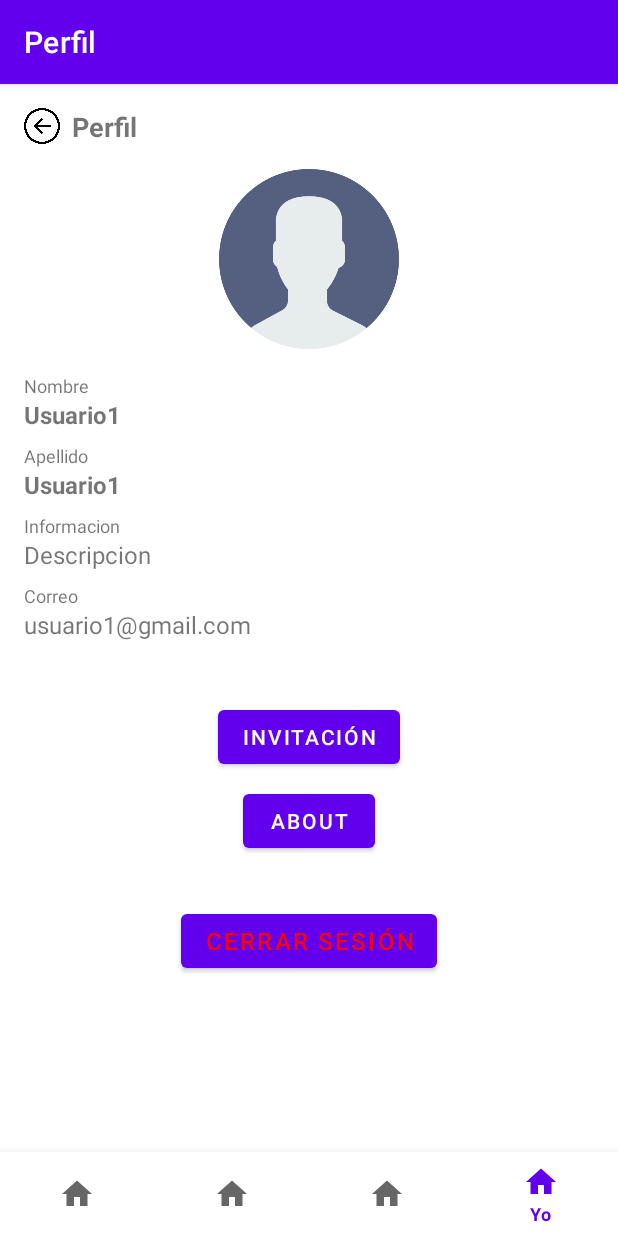
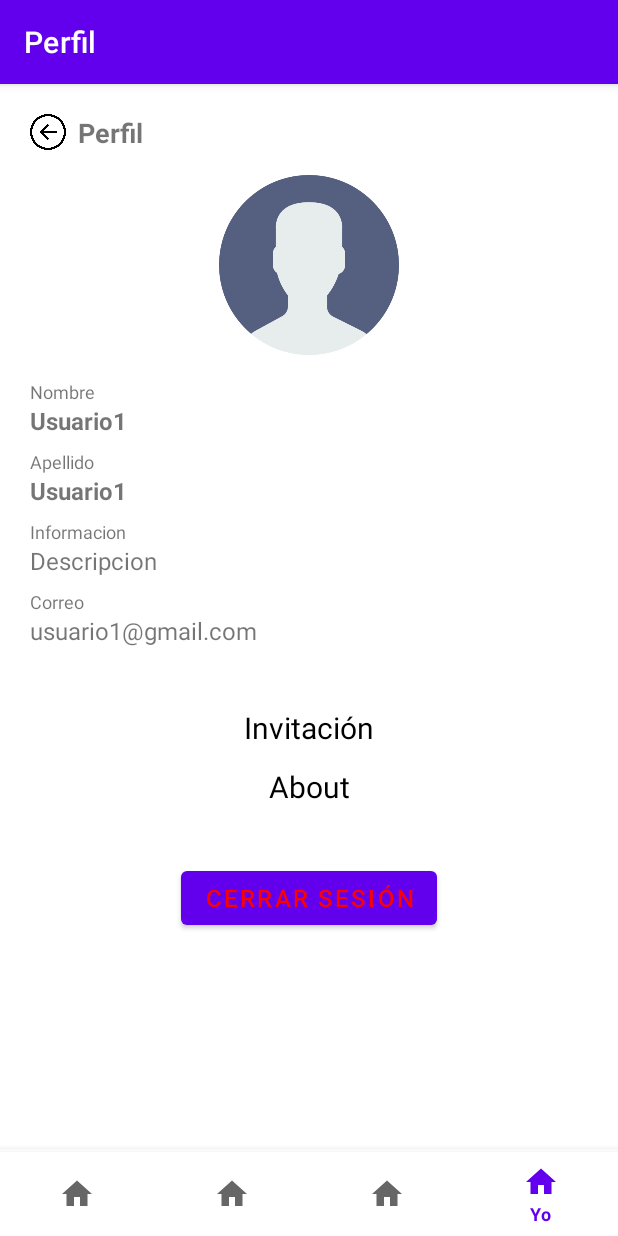
Before and after one commit to Raul-Alarcon/Sigiv_Android, an Android app: the MeFragment screen opened through its navigation route, on a phone screen of 412 x 824 dp. Run offline under Robolectric (Android 15) with nearby library versions, the phone set to English and light mode, and no system bars; our stand-ins replace navigation-ui; 4 statements that could not run were skipped.

Commit message:
Merge remote-tracking branch 'refs/remotes/origin/devMarcos' into devReggie

```diff
--- a/app/src/main/res/layout/fragment_me.xml
+++ b/app/src/main/res/layout/fragment_me.xml
@@ -1,10 +1,16 @@
 <?xml version="1.0" encoding="utf-8"?>
+<androidx.coordinatorlayout.widget.CoordinatorLayout xmlns:android="http://schemas.android.com/apk/res/android"
+    xmlns:app="http://schemas.android.com/apk/res-auto"
+    android:layout_width="match_parent"
+    android:layout_height="match_parent">
+
+    <!-- Contenido principal -->
     <LinearLayout
-    xmlns:android="http://schemas.android.com/apk/res/android"
         android:layout_width="match_parent"
         android:layout_height="match_parent"
         android:orientation="vertical"
-    android:padding="16dp">
+        android:padding="20dp"
+        android:layout_marginBottom="58dp"> <!-- Deja espacio para el BottomNavigationView -->
 
         <!-- Barra de Título -->
         <LinearLayout
@@ -13,16 +19,6 @@
             android:orientation="horizontal"
             android:gravity="center_vertical">
 
-
-    <!-- Icono de retroceso en java
-        <ImageView
-        android:id="@+id/ic_back"
-        android:layout_width="24dp"
-        android:layout_height="24dp"
-        android:src="@drawable/ic_back"
-        android:contentDescription="Back"
-        android:layout_marginEnd="8dp"/>
-    -->
             <!-- Botón de retroceso -->
             <ImageView
                 android:id="@+id/ic_back"
@@ -30,15 +26,14 @@
                 android:layout_height="24dp"
                 android:src="@drawable/back"
                 android:contentDescription="Back"
-            android:layout_marginEnd="8dp"/>
-
+                android:layout_marginEnd="8dp" />
 
             <TextView
                 android:layout_width="wrap_content"
                 android:layout_height="wrap_content"
                 android:text="Perfil"
                 android:textSize="18sp"
-            android:textStyle="bold"/>
+                android:textStyle="bold" />
         </LinearLayout>
 
         <!-- Imagen de perfil -->
@@ -48,7 +43,7 @@
             android:layout_gravity="center_horizontal"
             android:src="@drawable/usuario"
             android:contentDescription="Profile Picture"
-        android:layout_marginTop="16dp"/>
+            android:layout_marginTop="16dp" />
 
         <!-- Información del perfil -->
         <LinearLayout
@@ -61,54 +56,54 @@
                 android:layout_width="wrap_content"
                 android:layout_height="wrap_content"
                 android:text="Nombre"
-            android:textSize="12sp"/>
+                android:textSize="12sp" />
 
             <TextView
                 android:layout_width="wrap_content"
                 android:layout_height="wrap_content"
                 android:text="Usuario1"
                 android:textSize="16sp"
-            android:textStyle="bold"/>
+                android:textStyle="bold" />
 
             <TextView
                 android:layout_width="wrap_content"
                 android:layout_height="wrap_content"
                 android:text="Apellido"
                 android:textSize="12sp"
-            android:layout_marginTop="8dp"/>
+                android:layout_marginTop="8dp" />
 
             <TextView
                 android:layout_width="wrap_content"
                 android:layout_height="wrap_content"
                 android:text="Usuario1"
                 android:textSize="16sp"
-            android:textStyle="bold"/>
+                android:textStyle="bold" />
 
             <TextView
                 android:layout_width="wrap_content"
                 android:layout_height="wrap_content"
                 android:text="Informacion"
                 android:textSize="12sp"
-            android:layout_marginTop="8dp"/>
+                android:layout_marginTop="8dp" />
 
             <TextView
                 android:layout_width="wrap_content"
                 android:layout_height="wrap_content"
                 android:text="Descripcion"
-            android:textSize="16sp"/>
+                android:textSize="16sp" />
 
             <TextView
                 android:layout_width="wrap_content"
                 android:layout_height="wrap_content"
                 android:text="Correo"
                 android:textSize="12sp"
-            android:layout_marginTop="8dp"/>
+                android:layout_marginTop="8dp" />
 
             <TextView
                 android:layout_width="wrap_content"
                 android:layout_height="wrap_content"
                 android:text="usuario1@gmail.com"
-            android:textSize="16sp"/>
+                android:textSize="16sp" />
         </LinearLayout>
 
         <!-- Opciones adicionales -->
@@ -120,22 +115,26 @@
             android:gravity="center_horizontal">
 
             <!-- Botón de Invitación -->
-        <Button
+            <TextView
                 android:id="@+id/btn_invitacion"
-            android:layout_width="wrap_content"
-            android:layout_height="wrap_content"
+                android:layout_width="92dp"
+                android:layout_height="31dp"
+                android:layout_marginTop="8dp"
                 android:text="Invitación"
-            android:textSize="14sp"
-            android:layout_marginTop="8dp"/>
+                android:textColor="@color/black"
+                android:textAlignment="center"
+                android:textSize="20sp" />
 
             <!-- Botón de About -->
-        <Button
+            <TextView
                 android:id="@+id/btn_about"
-            android:layout_width="wrap_content"
-            android:layout_height="wrap_content"
+                android:layout_width="101dp"
+                android:layout_height="32dp"
+                android:layout_marginTop="8dp"
                 android:text="About"
-            android:textSize="14sp"
-            android:layout_marginTop="8dp"/>
+                android:textAlignment="center"
+                android:textColor="@color/black"
+                android:textSize="20sp" />
         </LinearLayout>
 
         <!-- Botón de Cerrar sesión -->
@@ -147,16 +146,16 @@
             android:textSize="16sp"
             android:textColor="#FF0000"
             android:layout_gravity="center_horizontal"
-        android:layout_marginTop="32dp"/>
+            android:layout_marginTop="32dp" />
+    </LinearLayout>
 
+    <!-- Barra de navegación inferior fija -->
+    <com.google.android.material.bottomnavigation.BottomNavigationView
+        android:id="@+id/nav_view"
+        android:layout_width="match_parent"
+        android:layout_height="58dp"
+        android:layout_gravity="bottom"
+        android:background="?android:attr/windowBackground"
+        app:menu="@menu/bottom_nav_menu" />
 
-    <!-- Barra de navegación inferior -->
-    <LinearLayout
-        android:layout_width="match_parent"
-        android:layout_height="wrap_content"
-        android:orientation="horizontal"
-        android:gravity="center">
-
-        <!-- Agrega tus íconos de navegación aquí -->
-    </LinearLayout>
-</LinearLayout>
+</androidx.coordinatorlayout.widget.CoordinatorLayout>
```
Lines whose indentation alone changed are shown as unchanged.
